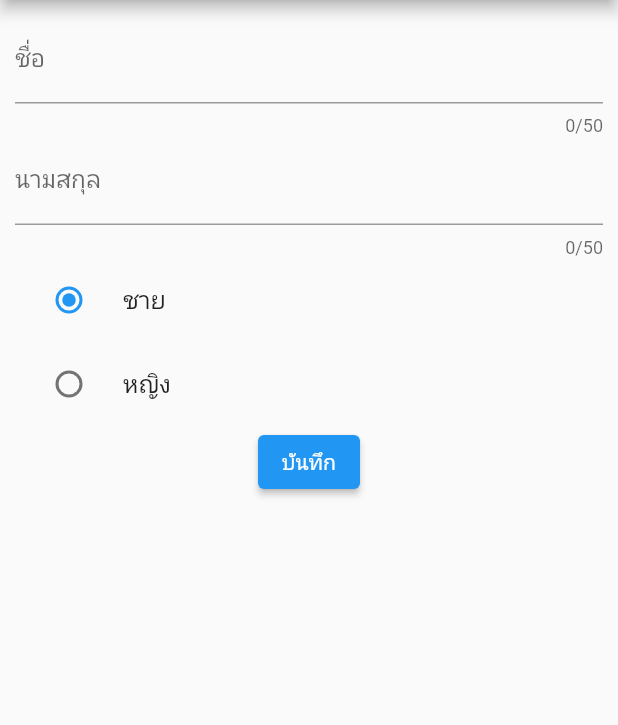
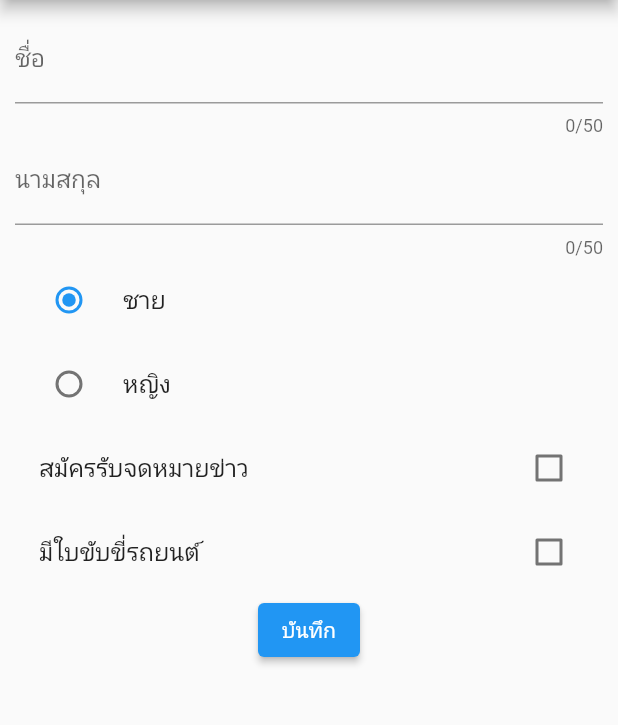
Before and after one commit to PornthaweeWork/flutter_form, a Flutter app: the screen it shows after launch, after a tap on "บันทึก", on a phone screen of 412 x 824 dp, the part 84-809 px from its top. Run offline on Flutter 3.47's test engine with Material 2 defaults, Android fonts, the phone set to English and light mode, and no system bars.

Commit message:
Create Widget Checkbox

```diff
--- a/lib/screens/home_screen.dart
+++ b/lib/screens/home_screen.dart
@@ -9,6 +9,8 @@ class _HomeScreenState extends State<HomeScreen> {
   final nameController = TextEditingController();
   final surnameController = TextEditingController();
   var gender = 'male';
+  var newsletter = false;
+  var driver = false;
 
   @override
   Widget build(BuildContext context) {
@@ -21,10 +23,13 @@ class _HomeScreenState extends State<HomeScreen> {
             children: [
               buildTextField(),
               buildRadio(),
+              buildCheckbox(),
               ElevatedButton(
                 onPressed: () {
                   print('Name: ${nameController.text} ${surnameController.text}');
-                   print('Gender: ${gender}');
+                  print('Gender: ${gender}');
+                  print('Newsletter: ${newsletter}');
+                  print('Driver: ${driver}');
                 },
                 child: Text('บันทึก'),
               ),
@@ -34,6 +39,21 @@ class _HomeScreenState extends State<HomeScreen> {
       ),
     );
   }
+
+  Widget buildCheckbox() => Column(
+    children: [
+      CheckboxListTile(
+        title: Text('สมัครรับจดหมายข่าว'),
+        value: newsletter,
+        onChanged: (value) => setState(() => newsletter = value ?? false),
+      ),
+      CheckboxListTile(
+        title: Text('มีใบขับขี่รถยนต์'),
+        value: driver,
+        onChanged: (value) => setState(() => driver = value ?? false),
+      ),
+    ],
+  );
 
   Widget buildRadio() => Column(
     children: [
```
